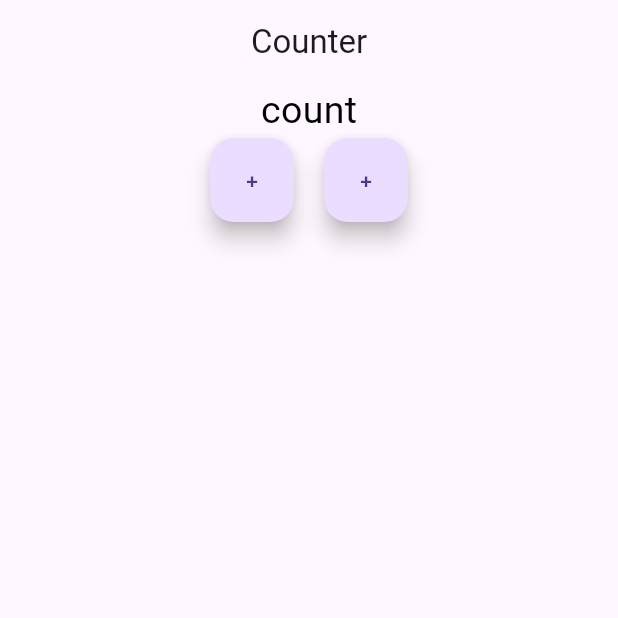
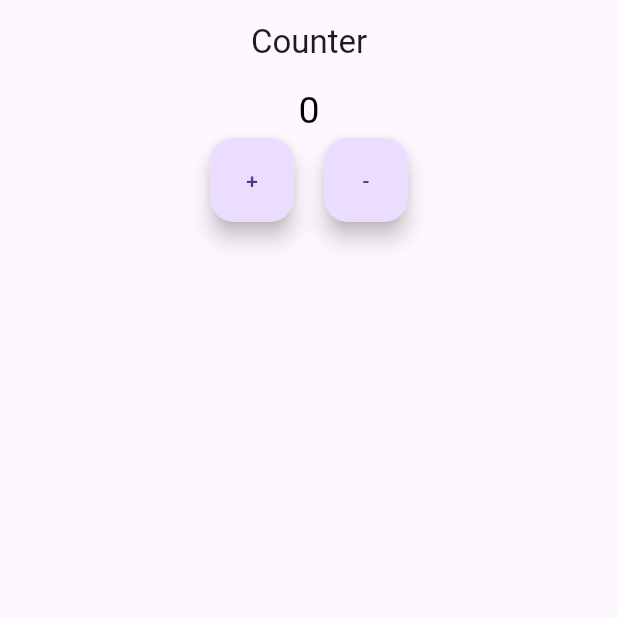
Before and after one commit to Darwynkjoy/counter_provider, a Flutter app: the screen it shows after launch, on a phone screen of 412 x 824 dp, the top half of it. Run offline on Flutter 3.47's test engine with Material 3 defaults, Android fonts, the phone set to English and light mode, and no system bars.

Commit message:
daily push

```diff
--- /dev/null
+++ b/lib/counterprovider.dart
@@ -0,0 +1,15 @@
+import 'package:flutter/material.dart';
+
+class Counterprovider extends ChangeNotifier{
+  int _count=0;
+  int get count=>_count;
+
+  void increment(){
+    _count++;
+    notifyListeners();
+  }
+  void decrement(){
+    _count--;
+    notifyListeners();
+  }
+}
--- a/lib/counterprovider_example.dart
+++ b/lib/counterprovider_example.dart
@@ -1,4 +1,6 @@
+import 'package:counter_provider/counterprovider.dart';
 import 'package:flutter/material.dart';
+import 'package:provider/provider.dart';
 
 class NewCounter extends StatefulWidget{
   @override
@@ -7,16 +9,22 @@ class NewCounter extends StatefulWidget{
 class _Newcounterstate extends State<NewCounter>{
   @override
   Widget build(BuildContext context){
+    final newcounter=Provider.of<Counterprovider>(context);
     return Scaffold(
       appBar: AppBar(title: Text("Counter"),centerTitle: true,),
       body: Column(
         children: [
-          Text("count",style: TextStyle(fontSize: 25,color: Colors.black),),
+          Text("${newcounter.count}",style: TextStyle(fontSize: 25,color: Colors.black),),
           Row(mainAxisAlignment: MainAxisAlignment.center,
+
             children:[
-              FloatingActionButton(onPressed: (){},child: Text("+"),),
+              FloatingActionButton(onPressed: (){
+              newcounter.increment();
+              },child: Text("+"),),
               SizedBox(width: 20,),
-              FloatingActionButton(onPressed: (){},child: Text("+"),),
+              FloatingActionButton(onPressed: (){
+                newcounter.decrement();
+              },child: Text("-"),),
             ]
           ),
         ],
--- a/lib/main.dart
+++ b/lib/main.dart
@@ -1,5 +1,7 @@
+import 'package:counter_provider/counterprovider.dart';
 import 'package:counter_provider/counterprovider_example.dart';
 import 'package:flutter/material.dart';
+import 'package:provider/provider.dart';
 
 void main() {
   runApp(const MyApp());
@@ -11,9 +13,13 @@ class MyApp extends StatelessWidget {
   // This widget is the root of your application.
   @override
   Widget build(BuildContext context) {
-    return MaterialApp(
-      title: 'Flutter Demo',
-      home: NewCounter(),
+    return ChangeNotifierProvider(
+      create: (context)=>Counterprovider(),
+      child: MaterialApp(
+        title: 'Flutter Demo',
+        debugShowCheckedModeBanner: false,
+        home: NewCounter(),
+      ),
     );
   }
 }
--- a/pubspec.yaml
+++ b/pubspec.yaml
@@ -35,6 +35,7 @@ dependencies:
   # The following adds the Cupertino Icons font to your application.
   # Use with the CupertinoIcons class for iOS style icons.
   cupertino_icons: ^1.0.8
+  provider: ^6.1.2
 
 dev_dependencies:
   flutter_test:
```
Also changed, not shown: pubspec.lock.
